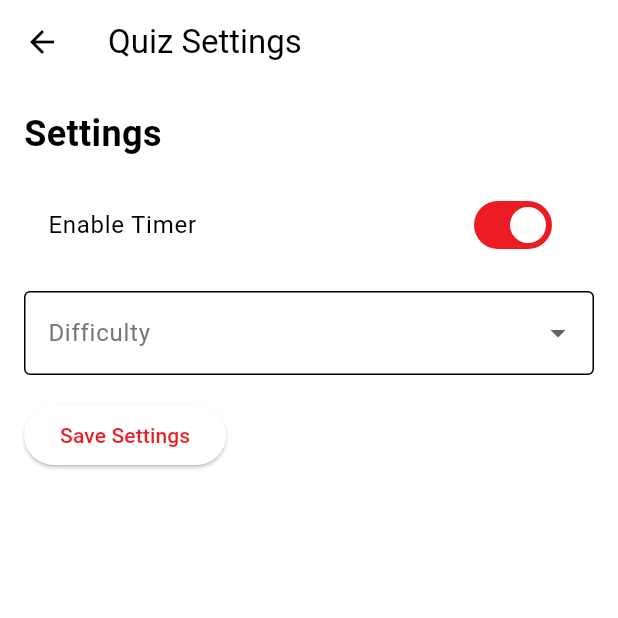
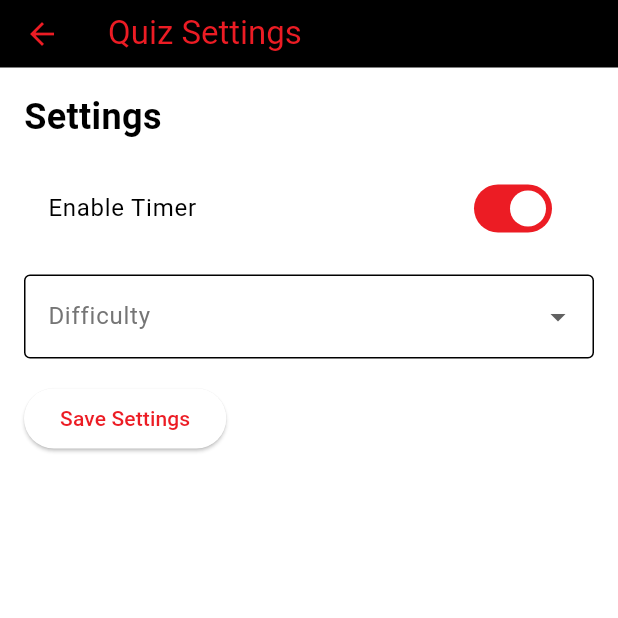
Before and after one commit to Thijshooge/matchmelover, a Flutter app: the QuizSettingsScreen screen opened by its route, on a phone screen of 412 x 824 dp, the top half of it. Run offline on Flutter 3.47's test engine with Material 3 defaults, Android fonts, the phone set to English and light mode, and no system bars; our stand-ins replace cloud_firestore, equatable, firebase_auth, firebase_core, firebase_storage, flutter_bloc and 3 more; accounts and stored records are empty.

Commit message:
Auto commit

```diff
--- a/lib/quiz/quiz settings/quiz_settings_screen.dart
+++ b/lib/quiz/quiz settings/quiz_settings_screen.dart
@@ -6,7 +6,13 @@ class QuizSettingsScreen extends StatelessWidget {
   @override
   Widget build(BuildContext context) {
     return Scaffold(
-      appBar: AppBar(title: const Text('Quiz Settings')),
+      appBar: AppBar(
+        toolbarHeight: 45,
+        backgroundColor: Theme.of(context).colorScheme.secondary,
+        foregroundColor: Theme.of(context).colorScheme.primary,
+        scrolledUnderElevation: 0,
+        title: const Text('Quiz Settings'),
+      ),
       body: Padding(
         padding: const EdgeInsets.all(16.0),
         child: Column(
```
